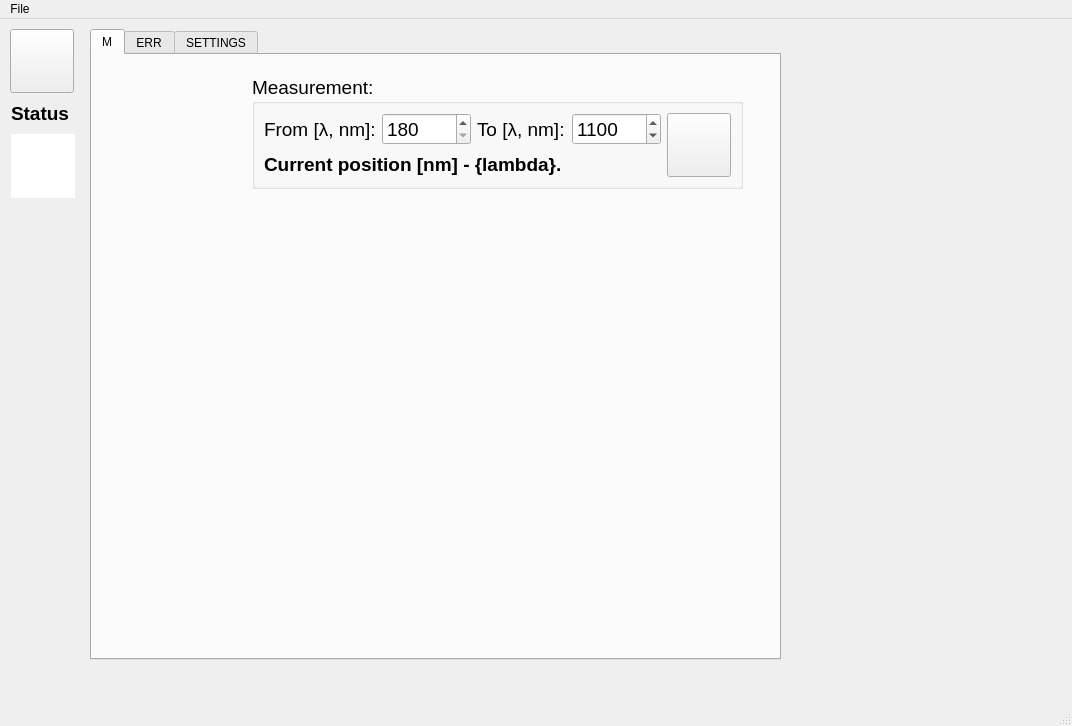
The window that GUI/EQEGUI.ui (ISeeBugsEverywhere/EQEmeas) describes before a commit, drawn with Qt 5.
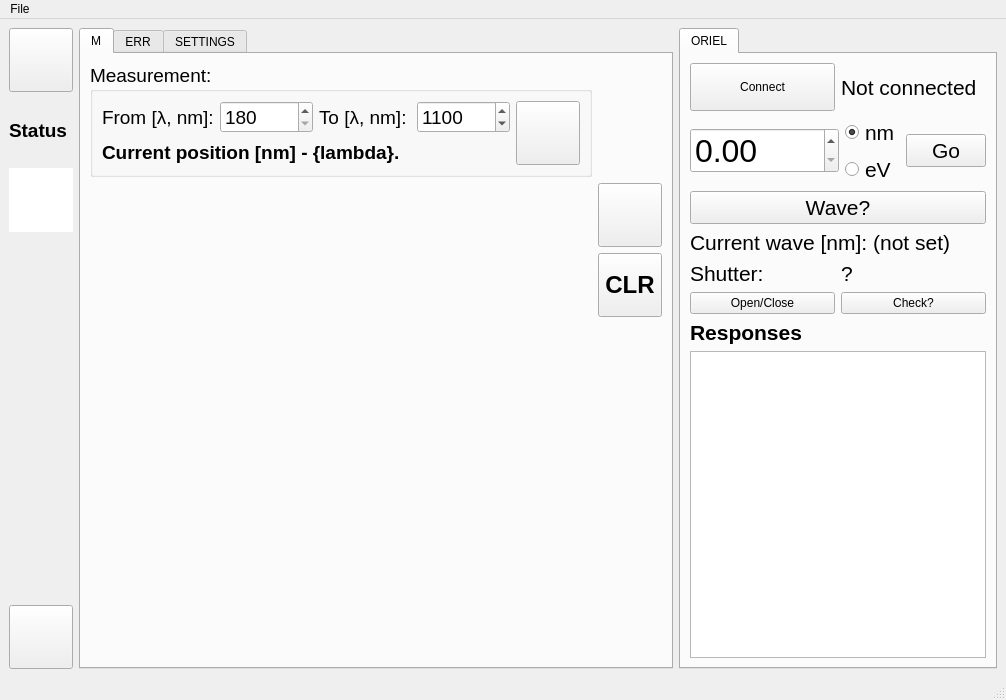
The same window after the commit. Icons and pictures are not drawn. Custom widgets are drawn as their Qt base class.

Patch:
```diff
--- a/GUI/EQEGUI.ui
+++ b/GUI/EQEGUI.ui
@@ -6,10 +6,16 @@
    <rect>
     <x>0</x>
     <y>0</y>
-    <width>1072</width>
-    <height>726</height>
+    <width>1006</width>
+    <height>700</height>
    </rect>
   </property>
+  <property name="sizePolicy">
+   <sizepolicy hsizetype="Fixed" vsizetype="Fixed">
+    <horstretch>0</horstretch>
+    <verstretch>0</verstretch>
+   </sizepolicy>
+  </property>
   <property name="windowTitle">
    <string>EQE</string>
   </property>
@@ -18,15 +24,46 @@
     <normaloff>:/Icons/Icons/spectrum.png</normaloff>:/Icons/Icons/spectrum.png</iconset>
   </property>
   <widget class="QWidget" name="centralwidget">
+   <layout class="QGridLayout" name="gridLayout_8">
+    <item row="0" column="0">
+     <widget class="QPushButton" name="connectBtn">
+      <property name="minimumSize">
+       <size>
+        <width>64</width>
+        <height>64</height>
+       </size>
+      </property>
+      <property name="maximumSize">
+       <size>
+        <width>64</width>
+        <height>64</height>
+       </size>
+      </property>
+      <property name="font">
+       <font>
+        <pointsize>14</pointsize>
+       </font>
+      </property>
+      <property name="toolTip">
+       <string>Connect</string>
+      </property>
+      <property name="text">
+       <string/>
+      </property>
+      <property name="icon">
+       <iconset resource="eqerc.qrc">
+        <normaloff>:/Icons/Icons/connect.png</normaloff>:/Icons/Icons/connect.png</iconset>
+      </property>
+      <property name="iconSize">
+       <size>
+        <width>48</width>
+        <height>48</height>
+       </size>
+      </property>
+     </widget>
+    </item>
+    <item row="0" column="1" rowspan="4">
    <widget class="QTabWidget" name="tabWidget">
-    <property name="geometry">
-     <rect>
-      <x>90</x>
-      <y>10</y>
-      <width>691</width>
-      <height>631</height>
-     </rect>
-    </property>
     <property name="currentIndex">
      <number>0</number>
     </property>
@@ -34,15 +71,9 @@
      <attribute name="title">
       <string>M</string>
      </attribute>
+       <layout class="QGridLayout" name="gridLayout_4">
+        <item row="0" column="0">
      <widget class="QGroupBox" name="groupBox">
-      <property name="geometry">
-       <rect>
-        <x>160</x>
-        <y>20</y>
-        <width>491</width>
-        <height>114</height>
-       </rect>
-      </property>
       <property name="font">
        <font>
         <pointsize>14</pointsize>
@@ -164,16 +195,88 @@
        </item>
       </layout>
      </widget>
-     <widget class="PlotWidget" name="plotWidget" native="true">
-      <property name="geometry">
-       <rect>
-        <x>160</x>
-        <y>150</y>
-        <width>491</width>
-        <height>421</height>
-       </rect>
-      </property>
-     </widget>
+        </item>
+        <item row="1" column="0" rowspan="3">
+         <widget class="PlotWidget" name="plotWidget" native="true"/>
+        </item>
+        <item row="1" column="1">
+         <widget class="QPushButton" name="saveBnt">
+          <property name="minimumSize">
+           <size>
+            <width>64</width>
+            <height>64</height>
+           </size>
+          </property>
+          <property name="maximumSize">
+           <size>
+            <width>64</width>
+            <height>64</height>
+           </size>
+          </property>
+          <property name="toolTip">
+           <string>Save</string>
+          </property>
+          <property name="text">
+           <string/>
+          </property>
+          <property name="icon">
+           <iconset resource="eqerc.qrc">
+            <normaloff>:/Icons/Icons/floppy.png</normaloff>:/Icons/Icons/floppy.png</iconset>
+          </property>
+          <property name="iconSize">
+           <size>
+            <width>60</width>
+            <height>60</height>
+           </size>
+          </property>
+          <property name="flat">
+           <bool>false</bool>
+          </property>
+         </widget>
+        </item>
+        <item row="2" column="1">
+         <widget class="QPushButton" name="clearBtn">
+          <property name="minimumSize">
+           <size>
+            <width>64</width>
+            <height>64</height>
+           </size>
+          </property>
+          <property name="maximumSize">
+           <size>
+            <width>64</width>
+            <height>64</height>
+           </size>
+          </property>
+          <property name="font">
+           <font>
+            <pointsize>18</pointsize>
+            <weight>75</weight>
+            <bold>true</bold>
+           </font>
+          </property>
+          <property name="toolTip">
+           <string>Clear</string>
+          </property>
+          <property name="text">
+           <string>CLR</string>
+          </property>
+         </widget>
+        </item>
+        <item row="3" column="1">
+         <spacer name="verticalSpacer_2">
+          <property name="orientation">
+           <enum>Qt::Vertical</enum>
+          </property>
+          <property name="sizeHint" stdset="0">
+           <size>
+            <width>20</width>
+            <height>260</height>
+           </size>
+          </property>
+         </spacer>
+        </item>
+       </layout>
     </widget>
     <widget class="QWidget" name="tab_2">
      <attribute name="title">
@@ -196,61 +299,229 @@
      </attribute>
     </widget>
    </widget>
-   <widget class="QPushButton" name="connectBtn">
-    <property name="geometry">
-     <rect>
-      <x>10</x>
-      <y>10</y>
-      <width>64</width>
-      <height>64</height>
-     </rect>
-    </property>
+    </item>
+    <item row="0" column="2" rowspan="4">
+     <widget class="QTabWidget" name="orielWidget">
+      <property name="sizePolicy">
+       <sizepolicy hsizetype="Fixed" vsizetype="Expanding">
+        <horstretch>0</horstretch>
+        <verstretch>0</verstretch>
+       </sizepolicy>
+      </property>
+      <property name="currentIndex">
+       <number>0</number>
+      </property>
+      <widget class="QWidget" name="tab_4">
+       <attribute name="title">
+        <string>ORIEL</string>
+       </attribute>
+       <layout class="QGridLayout" name="gridLayout_7">
+        <item row="0" column="0">
+         <widget class="QPushButton" name="connectBtn_2">
     <property name="minimumSize">
      <size>
-      <width>64</width>
-      <height>64</height>
-     </size>
-    </property>
-    <property name="maximumSize">
-     <size>
-      <width>64</width>
-      <height>64</height>
-     </size>
-    </property>
-    <property name="font">
-     <font>
-      <pointsize>14</pointsize>
-     </font>
-    </property>
-    <property name="toolTip">
+            <width>120</width>
+            <height>48</height>
+           </size>
+          </property>
+          <property name="text">
      <string>Connect</string>
     </property>
-    <property name="text">
-     <string/>
-    </property>
     <property name="icon">
      <iconset resource="eqerc.qrc">
       <normaloff>:/Icons/Icons/connect.png</normaloff>:/Icons/Icons/connect.png</iconset>
     </property>
     <property name="iconSize">
      <size>
-      <width>48</width>
-      <height>48</height>
+            <width>32</width>
+            <height>32</height>
      </size>
     </property>
    </widget>
-   <widget class="QWidget" name="">
-    <property name="geometry">
-     <rect>
-      <x>10</x>
-      <y>80</y>
-      <width>66</width>
-      <height>99</height>
-     </rect>
-    </property>
+        </item>
+        <item row="0" column="1">
+         <widget class="QLabel" name="statusLabel">
+          <property name="font">
+           <font>
+            <pointsize>16</pointsize>
+           </font>
+          </property>
+          <property name="text">
+           <string>Not connected</string>
+          </property>
+         </widget>
+        </item>
+        <item row="1" column="0" colspan="2">
+         <layout class="QGridLayout" name="gridLayout_6">
+          <item row="2" column="0" colspan="3">
+           <widget class="QPushButton" name="waveBtn">
+            <property name="font">
+             <font>
+              <pointsize>16</pointsize>
+             </font>
+            </property>
+            <property name="text">
+             <string>Wave?</string>
+            </property>
+           </widget>
+          </item>
+          <item row="0" column="1">
+           <widget class="QRadioButton" name="nmRadioBtn">
+            <property name="font">
+             <font>
+              <pointsize>16</pointsize>
+             </font>
+            </property>
+            <property name="text">
+             <string>nm</string>
+            </property>
+            <property name="checked">
+             <bool>true</bool>
+            </property>
+           </widget>
+          </item>
+          <item row="0" column="0" rowspan="2">
+           <widget class="QDoubleSpinBox" name="entryBox">
+            <property name="font">
+             <font>
+              <pointsize>24</pointsize>
+             </font>
+            </property>
+            <property name="maximum">
+             <double>1200.000000000000000</double>
+            </property>
+           </widget>
+          </item>
+          <item row="1" column="1">
+           <widget class="QRadioButton" name="evRadioBtn">
+            <property name="font">
+             <font>
+              <pointsize>16</pointsize>
+             </font>
+            </property>
+            <property name="text">
+             <string>eV</string>
+            </property>
+           </widget>
+          </item>
+          <item row="0" column="2" rowspan="2">
+           <widget class="QPushButton" name="goBtn">
+            <property name="font">
+             <font>
+              <pointsize>16</pointsize>
+             </font>
+            </property>
+            <property name="text">
+             <string>Go</string>
+            </property>
+            <property name="icon">
+             <iconset resource="eqerc.qrc">
+              <normaloff>:/Icons/Icons/play.png</normaloff>:/Icons/Icons/play.png</iconset>
+            </property>
+            <property name="iconSize">
+             <size>
+              <width>64</width>
+              <height>64</height>
+             </size>
+            </property>
+           </widget>
+          </item>
+          <item row="3" column="0" colspan="3">
+           <widget class="QLabel" name="waveLabel">
+            <property name="font">
+             <font>
+              <pointsize>16</pointsize>
+             </font>
+            </property>
+            <property name="text">
+             <string>Current wave [nm]: (not set)</string>
+            </property>
+           </widget>
+          </item>
+         </layout>
+        </item>
+        <item row="2" column="0" colspan="2">
+         <layout class="QGridLayout" name="gridLayout_5">
+          <item row="2" column="0">
+           <widget class="QLabel" name="label_3">
+            <property name="font">
+             <font>
+              <pointsize>16</pointsize>
+             </font>
+            </property>
+            <property name="text">
+             <string>Shutter:</string>
+            </property>
+           </widget>
+          </item>
+          <item row="3" column="2">
+           <widget class="QPushButton" name="shutterCheckBtn">
+            <property name="text">
+             <string>Check?</string>
+            </property>
+           </widget>
+          </item>
+          <item row="3" column="0">
+           <widget class="QPushButton" name="shutterToggleBtn">
+            <property name="text">
+             <string>Open/Close</string>
+            </property>
+           </widget>
+          </item>
+          <item row="2" column="2">
+           <widget class="QLabel" name="shutterStatusLabel">
+            <property name="font">
+             <font>
+              <pointsize>16</pointsize>
+             </font>
+            </property>
+            <property name="text">
+             <string>?</string>
+            </property>
+           </widget>
+          </item>
+         </layout>
+        </item>
+        <item row="3" column="0">
+         <widget class="QLabel" name="label_4">
+          <property name="font">
+           <font>
+            <pointsize>16</pointsize>
+            <weight>75</weight>
+            <bold>true</bold>
+           </font>
+          </property>
+          <property name="text">
+           <string>Responses</string>
+          </property>
+         </widget>
+        </item>
+        <item row="4" column="0" colspan="2">
+         <widget class="QPlainTextEdit" name="responsesField"/>
+        </item>
+       </layout>
+      </widget>
+     </widget>
+    </item>
+    <item row="1" column="0">
     <layout class="QGridLayout" name="gridLayout">
+      <property name="sizeConstraint">
+       <enum>QLayout::SetNoConstraint</enum>
+      </property>
      <item row="0" column="0">
       <widget class="QLabel" name="statuslabel">
+        <property name="minimumSize">
+         <size>
+          <width>64</width>
+          <height>64</height>
+         </size>
+        </property>
+        <property name="maximumSize">
+         <size>
+          <width>64</width>
+          <height>64</height>
+         </size>
+        </property>
        <property name="font">
         <font>
          <pointsize>14</pointsize>
@@ -301,14 +572,60 @@
       </widget>
      </item>
     </layout>
-   </widget>
+    </item>
+    <item row="2" column="0">
+     <spacer name="verticalSpacer">
+      <property name="orientation">
+       <enum>Qt::Vertical</enum>
+      </property>
+      <property name="sizeHint" stdset="0">
+       <size>
+        <width>20</width>
+        <height>298</height>
+       </size>
+      </property>
+     </spacer>
+    </item>
+    <item row="3" column="0">
+     <widget class="QPushButton" name="settingsBtn">
+      <property name="minimumSize">
+       <size>
+        <width>64</width>
+        <height>64</height>
+       </size>
+      </property>
+      <property name="maximumSize">
+       <size>
+        <width>64</width>
+        <height>64</height>
+       </size>
+      </property>
+      <property name="toolTip">
+       <string>Settings</string>
+      </property>
+      <property name="text">
+       <string/>
+      </property>
+      <property name="icon">
+       <iconset resource="eqerc.qrc">
+        <normaloff>:/Icons/Icons/configure.png</normaloff>:/Icons/Icons/configure.png</iconset>
+      </property>
+      <property name="iconSize">
+       <size>
+        <width>60</width>
+        <height>60</height>
+       </size>
+      </property>
+     </widget>
+    </item>
+   </layout>
   </widget>
   <widget class="QMenuBar" name="menubar">
    <property name="geometry">
     <rect>
      <x>0</x>
      <y>0</y>
-     <width>1072</width>
+     <width>1006</width>
      <height>27</height>
     </rect>
    </property>
```
Left out of the diff: 17 changed lines with no effect on the pictures. Lines whose indentation alone changed are shown as unchanged.
